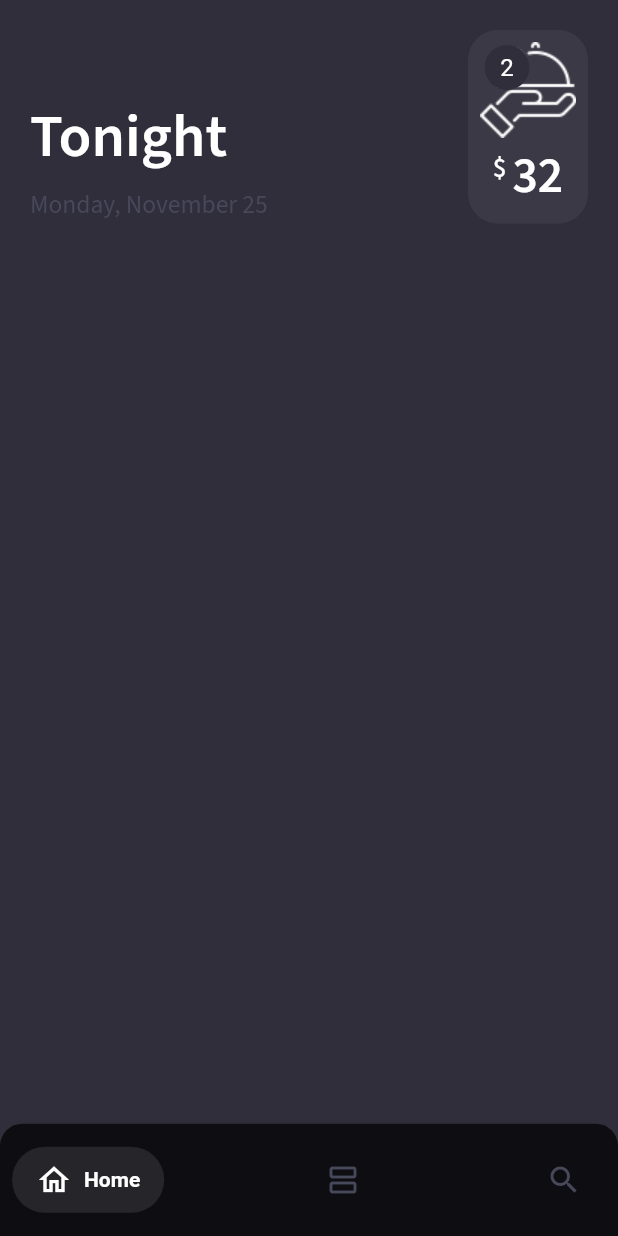
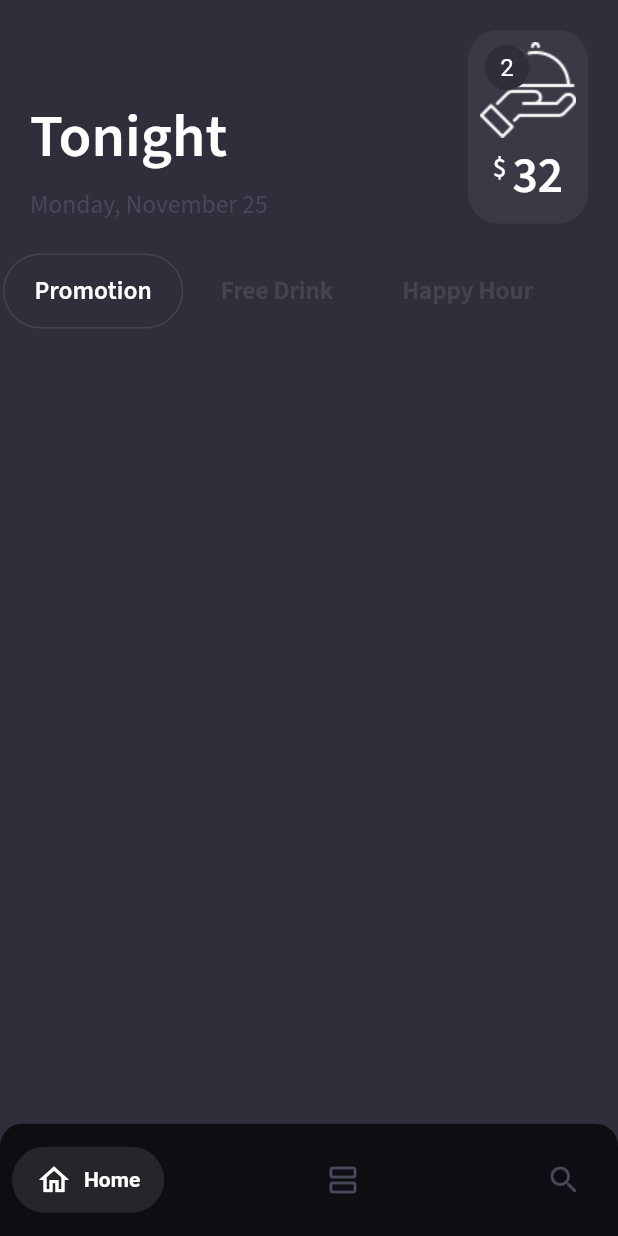
Before and after one commit to akhilaand/restaurant_app_ui_week1, a Flutter app: the screen it shows after launch, on a phone screen of 412 x 824 dp. Run offline on Flutter 3.47's test engine with Material 2 defaults, Android fonts, the phone set to English and light mode, and no system bars; drawn by our look-alikes of salomon_bottom_bar; our stand-ins replace google_fonts.

Commit message:
custom tab bar completd

```diff
--- a/lib/presentation/screens/homeScreen/home_screen.dart
+++ b/lib/presentation/screens/homeScreen/home_screen.dart
@@ -1,4 +1,6 @@
 import 'package:flutter/material.dart';
+import 'package:restaurant_app_week1/presentation/screens/homeScreen/widgets/custom_appbar.dart';
+import 'package:restaurant_app_week1/presentation/screens/homeScreen/widgets/custom_tab_bar.dart';
 import 'package:restaurant_app_week1/utils/color.dart';
 import 'package:restaurant_app_week1/utils/constants.dart';
 import 'package:salomon_bottom_bar/salomon_bottom_bar.dart';
@@ -14,87 +16,10 @@ class HomeScreen extends StatelessWidget {
     return  Scaffold(
       bottomNavigationBar: CustomBottomNavigationBar(size: size,),
       body: ListView(
-        children: [
-          Padding(
-            padding: const EdgeInsets.symmetric(vertical: appPadding,horizontal: appPadding),
-            child: Column(
-              children: [
-                Row(
-                  crossAxisAlignment: CrossAxisAlignment.end,
-                  mainAxisAlignment: MainAxisAlignment.spaceBetween,
-                  children:  [
-                    Column(
-                      crossAxisAlignment: CrossAxisAlignment.start,
-                      children: const [
-                        Text("Tonight",
-                        style: TextStyle(
-                          fontSize: 40,
-                          fontWeight: FontWeight.w600
-                        ),),
-                        SizedBox(
-                          height:5,
-                        ),
-                        Text("Monday, November 25",
-                          style: TextStyle(
-                            color: grey,
-                              fontSize: 17,
-                          ),),
-                      ],
-                    ),
-                    Container(
+        children:   [
+          const CustomAppbar(),
+          CustomTabBar()
 
-                      width: 80,
-                      decoration: BoxDecoration(borderRadius: const BorderRadius.all(Radius.circular(20)),
-                        color: Colors.grey.withOpacity(0.1),
-
-                      ),
-                      child: Padding(
-                        padding: const EdgeInsets.all(8.0),
-                        child: Column(
-                          mainAxisAlignment: MainAxisAlignment.center,
-                          children: [
-                            Stack(
-                              children: [
-                                Image.asset("assets/images/food_cart.png"),
-                                const Positioned(
-                                  left: 3,
-                                  top: 2,
-                                  child: CircleAvatar(
-                                    radius:15,
-                                    backgroundColor: Color(0xff302E3B),
-                                    child: Text("2",style: TextStyle(color: white),),
-                                  ),
-                                )
-                              ],
-                            ),
-                            const SizedBox(
-                              height: 2,
-                            ),
-                            Row(
-                              mainAxisAlignment: MainAxisAlignment.center,
-                              crossAxisAlignment: CrossAxisAlignment.start,
-                              mainAxisSize: MainAxisSize.max,
-
-                              children: const [
-                                Padding(
-                                  padding: EdgeInsets.only(top:6.0),
-                                  child: Text("\$",style: TextStyle(fontSize: 18,fontWeight: FontWeight.w500),),
-                                ),
-                                SizedBox(
-                                  width: 4,
-                                ),
-                                Text("32",style: TextStyle(fontSize: 33,fontWeight: FontWeight.w600),),
-                              ],
-                            )
-                          ],
-                        ),
-                      ),
-                    )
-                  ],
-                )
-              ],
-            ),
-          )
         ],
       ),
     );
--- /dev/null
+++ b/lib/presentation/screens/homeScreen/widgets/custom_appbar.dart
@@ -0,0 +1,102 @@
+import 'package:flutter/material.dart';
+
+import '../../../../utils/color.dart';
+import '../../../../utils/constants.dart';
+
+class CustomAppbar extends StatelessWidget {
+  const CustomAppbar({
+    Key? key,
+  }) : super(key: key);
+
+  @override
+  Widget build(BuildContext context) {
+    return Padding(
+      padding: const EdgeInsets.symmetric(vertical: appPadding,horizontal: appPadding),
+      child: Column(
+        children: [
+          Row(
+            crossAxisAlignment: CrossAxisAlignment.end,
+            mainAxisAlignment: MainAxisAlignment.spaceBetween,
+            children:  [
+              buildDateRowWidget(),
+              buildCartContainer()
+            ],
+          )
+        ],
+      ),
+    );
+  }
+
+  Column buildDateRowWidget() {
+    return Column(
+              crossAxisAlignment: CrossAxisAlignment.start,
+              children: const [
+                Text("Tonight",
+                  style: TextStyle(
+                      fontSize: 40,
+                      fontWeight: FontWeight.w600
+                  ),),
+                SizedBox(
+                  height:5,
+                ),
+                Text("Monday, November 25",
+                  style: TextStyle(
+                    color: grey,
+                    fontSize: 17,
+                  ),),
+              ],
+            );
+  }
+
+  Container buildCartContainer() {
+    return Container(
+
+              width: 80,
+              decoration: BoxDecoration(borderRadius: const BorderRadius.all(Radius.circular(20)),
+                color: Colors.grey.withOpacity(0.1),
+
+              ),
+              child: Padding(
+                padding: const EdgeInsets.all(8.0),
+                child: Column(
+                  mainAxisAlignment: MainAxisAlignment.center,
+                  children: [
+                    Stack(
+                      children: [
+                        Image.asset("assets/images/food_cart.png"),
+                        const Positioned(
+                          left: 3,
+                          top: 2,
+                          child: CircleAvatar(
+                            radius:15,
+                            backgroundColor: Color(0xff302E3B),
+                            child: Text("2",style: TextStyle(color: white),),
+                          ),
+                        )
+                      ],
+                    ),
+                    const SizedBox(
+                      height: 2,
+                    ),
+                    Row(
+                      mainAxisAlignment: MainAxisAlignment.center,
+                      crossAxisAlignment: CrossAxisAlignment.start,
+                      mainAxisSize: MainAxisSize.max,
+
+                      children: const [
+                        Padding(
+                          padding: EdgeInsets.only(top:6.0),
+                          child: Text("\$",style: TextStyle(fontSize: 18,fontWeight: FontWeight.w500),),
+                        ),
+                        SizedBox(
+                          width: 4,
+                        ),
+                        Text("32",style: TextStyle(fontSize: 33,fontWeight: FontWeight.w600),),
+                      ],
+                    )
+                  ],
+                ),
+              ),
+            );
+  }
+}
--- /dev/null
+++ b/lib/presentation/screens/homeScreen/widgets/custom_tab_bar.dart
@@ -0,0 +1,83 @@
+import 'package:flutter/material.dart';
+
+import '../../../../utils/color.dart';
+import '../../../../utils/constants.dart';
+class CustomTabBar extends StatefulWidget {
+
+   CustomTabBar({
+    Key? key,
+  }) : super(key: key);
+
+  @override
+  State<CustomTabBar> createState() => _CustomTabBarState();
+}
+
+class _CustomTabBarState extends State<CustomTabBar> {
+  List<TabBarClass>isSelectedTabBar=[
+    TabBarClass(tabBarName: "Promotion", isSelected: true),
+    TabBarClass(tabBarName: "Free Drink", isSelected: false),
+    TabBarClass(tabBarName: "Happy Hour", isSelected: false),
+  ];
+
+  @override
+  Widget build(BuildContext context) {
+    return SizedBox(
+      height: 50,
+      child: ListView.builder(
+        scrollDirection: Axis.horizontal,
+        itemCount: isSelectedTabBar.length,
+        // shrinkWrap: false,
+        itemBuilder: (BuildContext context, int index)=>buildTabBarContainer(
+            categoryName: isSelectedTabBar[index].tabBarName,
+            isSelected: isSelectedTabBar[index].isSelected,
+        index: index
+        ),
+      ),
+    );
+  }
+
+  Padding buildTabBarContainer({required String categoryName,required bool isSelected,required int index}) {
+    return Padding(
+      padding: const EdgeInsets.only(right: 2.0,left: 2),
+      child: InkWell(
+        splashColor: Colors.transparent,
+
+        onTap: (){
+       for(var item in isSelectedTabBar){
+         int itemIndex=isSelectedTabBar.indexOf(item);
+         if(itemIndex!=index){
+           item.isSelected=false;
+         }
+       }
+          setState(() {
+            isSelectedTabBar[index].isSelected=true;
+          });
+        },
+        child: Container(
+              decoration:  BoxDecoration(
+                  border: Border.all(color: isSelected?white.withOpacity(0.1):Colors.transparent),
+                  borderRadius: const BorderRadius.all(Radius.circular(30))
+              ),
+              child:  Center(
+                child: Padding(
+                  padding: const EdgeInsets.symmetric(horizontal: appPadding,vertical: 0),
+                  child: Text(categoryName,
+                    style:  TextStyle(
+                        fontSize: 17,
+                        color: isSelected?white:white.withOpacity(0.1),
+                        fontWeight: isSelected?FontWeight.w600:FontWeight.w600
+                    ),
+                  ),
+                ),
+              ),
+            ),
+      ),
+    );
+  }
+}
+
+class TabBarClass{
+   String tabBarName;
+   bool isSelected;
+  TabBarClass({required this.tabBarName,required this.isSelected});
+}
```
